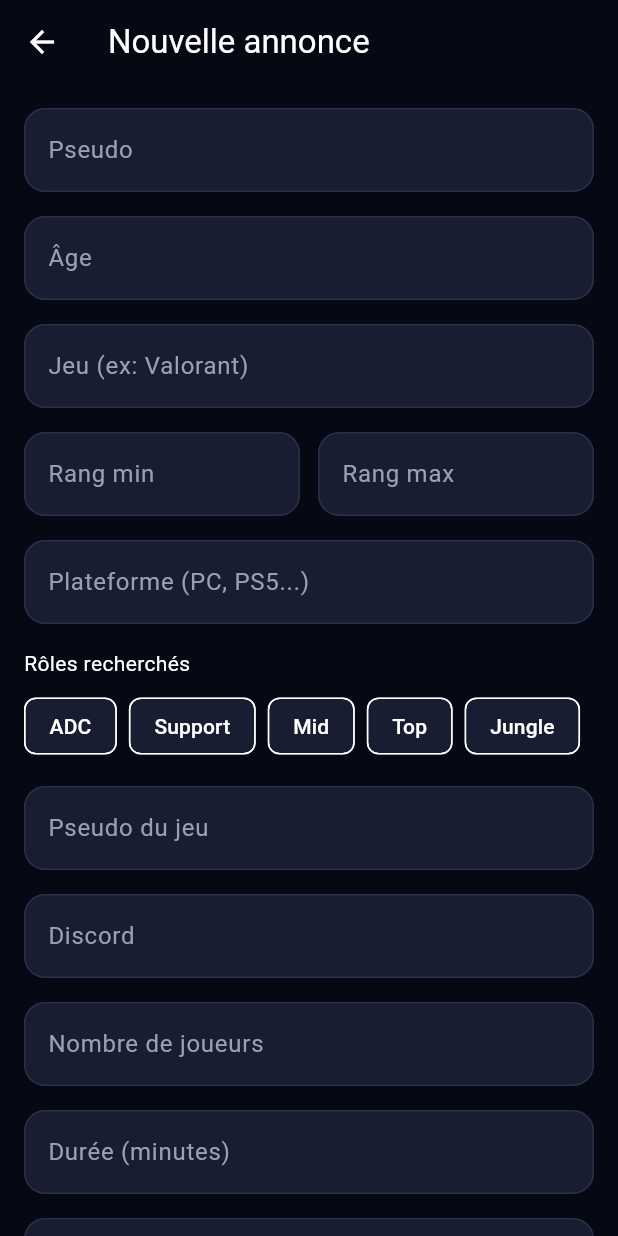
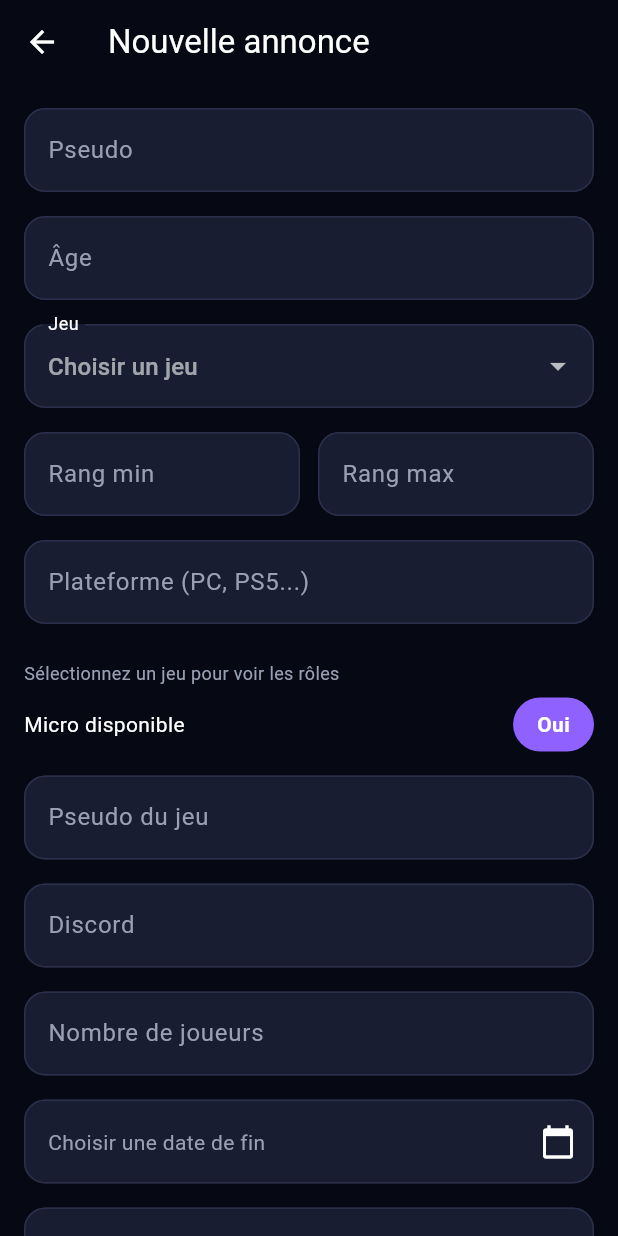
Before and after one commit to nassimdjemaipr-dot/find_your_team, a Flutter app: the CreerAnnoncePage screen opened directly, on a phone screen of 412 x 824 dp. Run offline on Flutter 3.47's test engine with Material 3 defaults, Android fonts, the phone set to English and light mode, and no system bars; our stand-ins replace cloud_firestore, firebase_core; accounts and stored records are empty.

Commit message:
ajt page de création d'annonces

```diff
--- a/lib/features/annonces/presentation/pages/creer_annonce_page.dart
+++ b/lib/features/annonces/presentation/pages/creer_annonce_page.dart
@@ -17,40 +17,64 @@ class _CreerAnnoncePageState extends State<CreerAnnoncePage> {
 
   final _pseudoController = TextEditingController();
   final _ageController = TextEditingController();
-  final _jeuController = TextEditingController();
   final _rangMinController = TextEditingController();
   final _rangMaxController = TextEditingController();
   final _plateformeController = TextEditingController();
   final _pseudoJeuController = TextEditingController();
   final _discordController = TextEditingController();
   final _nombreJoueursController = TextEditingController();
-  final _dureeMinutesController = TextEditingController();
   final _descriptionController = TextEditingController();
 
+  String? _jeuSelectionne;
   final List<String> _rolesSelectionnees = [];
-  final List<String> _rolesDisponibles = ['ADC', 'Support', 'Mid', 'Top', 'Jungle'];
+  DateTime? _dateFinAnnonce;
+  bool _microDisponible = true;
+
+  final List<String> _jeux = [
+    'Valorant',
+    'League of Legends',
+    'Counter-Strike 2',
+    'Rocket League'
+  ];
+
+  final Map<String, List<String>> _rolesParJeu = {
+    'Valorant': ['Duelliste', 'Initiateur', 'Contrôleur', 'Sentinelle'],
+    'League of Legends': ['Top', 'Jungle', 'Mid', 'ADC', 'Support'],
+    'Counter-Strike 2': ['Entry', 'AWP', 'Support', 'IGL', 'Rifler'],
+    'Rocket League': ['2v2', '3v3'],
+  };
 
   @override
   void dispose() {
     _pseudoController.dispose();
     _ageController.dispose();
-    _jeuController.dispose();
     _rangMinController.dispose();
     _rangMaxController.dispose();
     _plateformeController.dispose();
     _pseudoJeuController.dispose();
     _discordController.dispose();
     _nombreJoueursController.dispose();
-    _dureeMinutesController.dispose();
     _descriptionController.dispose();
     super.dispose();
   }
 
   Future<void> _soumettre() async {
     if (!_formKey.currentState!.validate()) return;
+    if (_jeuSelectionne == null) {
+      ScaffoldMessenger.of(context).showSnackBar(
+        const SnackBar(content: Text('Sélectionnez un jeu')),
+      );
+      return;
+    }
     if (_rolesSelectionnees.isEmpty) {
       ScaffoldMessenger.of(context).showSnackBar(
         const SnackBar(content: Text('Sélectionnez au moins un rôle')),
+      );
+      return;
+    }
+    if (_dateFinAnnonce == null) {
+      ScaffoldMessenger.of(context).showSnackBar(
+        const SnackBar(content: Text('Sélectionnez une date de fin')),
       );
       return;
     }
@@ -58,20 +82,22 @@ class _CreerAnnoncePageState extends State<CreerAnnoncePage> {
     setState(() => _isLoading = true);
 
     try {
+      final dureeMinutes = _dateFinAnnonce!.difference(DateTime.now()).inMinutes;
+
       final annonce = Annonce(
         id: '',
         pseudo: _pseudoController.text,
         age: int.parse(_ageController.text),
-        jeu: _jeuController.text,
+        jeu: _jeuSelectionne!,
         rangMin: _rangMinController.text,
         rangMax: _rangMaxController.text,
         plateforme: _plateformeController.text,
         roles: _rolesSelectionnees,
-        micro: true,
+        micro: _microDisponible,
         pseudoJeu: _pseudoJeuController.text,
         discord: _discordController.text,
         nombreJoueurs: int.parse(_nombreJoueursController.text),
-        dureeMinutes: int.parse(_dureeMinutesController.text),
+        dureeMinutes: dureeMinutes > 0 ? dureeMinutes : 60,
         description: _descriptionController.text,
         dateCreation: DateTime.now(),
       );
@@ -97,12 +123,16 @@ class _CreerAnnoncePageState extends State<CreerAnnoncePage> {
 
   @override
   Widget build(BuildContext context) {
+    final rolesDisponibles = _jeuSelectionne != null
+        ? _rolesParJeu[_jeuSelectionne] ?? []
+        : [];
+
     return Scaffold(
       appBar: AppBar(
         title: const Text('Nouvelle annonce'),
       ),
       body: SingleChildScrollView(
-        padding: const EdgeInsets.all(16),
+        padding: const EdgeInsets.fromLTRB(16, 16, 16, 32),
         child: Form(
           key: _formKey,
           child: Column(
@@ -121,10 +151,23 @@ class _CreerAnnoncePageState extends State<CreerAnnoncePage> {
                 validator: (v) => v?.isEmpty ?? true ? 'Requis' : null,
               ),
               const SizedBox(height: 16),
-              TextFormField(
-                controller: _jeuController,
-                decoration: const InputDecoration(hintText: 'Jeu (ex: Valorant)'),
-                validator: (v) => v?.isEmpty ?? true ? 'Requis' : null,
+              DropdownButtonFormField<String>(
+                value: _jeuSelectionne,
+                decoration: const InputDecoration(
+                  hintText: 'Choisir un jeu',
+                  labelText: 'Jeu',
+                ),
+                isExpanded: true,
+                items: _jeux
+                    .map((jeu) => DropdownMenuItem(value: jeu, child: Text(jeu)))
+                    .toList(),
+                onChanged: (jeu) {
+                  setState(() {
+                    _jeuSelectionne = jeu;
+                    _rolesSelectionnees.clear();
+                  });
+                },
+                validator: (v) => v == null ? 'Sélectionnez un jeu' : null,
               ),
               const SizedBox(height: 16),
               Row(
@@ -149,15 +192,18 @@ class _CreerAnnoncePageState extends State<CreerAnnoncePage> {
               const SizedBox(height: 16),
               TextFormField(
                 controller: _plateformeController,
-                decoration: const InputDecoration(hintText: 'Plateforme (PC, PS5...)'),
+                decoration:
+                    const InputDecoration(hintText: 'Plateforme (PC, PS5...)'),
                 validator: (v) => v?.isEmpty ?? true ? 'Requis' : null,
               ),
               const SizedBox(height: 16),
-              const Text('Rôles recherchés', style: TextStyle(fontSize: 14)),
+              if (_jeuSelectionne != null) ...[
+                const Text('Rôles recherchés',
+                    style: TextStyle(fontSize: 14)),
                 const SizedBox(height: 8),
                 Wrap(
                   spacing: 8,
-                children: _rolesDisponibles.map((role) {
+                  children: rolesDisponibles.map((role) {
                     final isSelected = _rolesSelectionnees.contains(role);
                     return FilterChip(
                       label: Text(role),
@@ -173,6 +219,38 @@ class _CreerAnnoncePageState extends State<CreerAnnoncePage> {
                       },
                     );
                   }).toList(),
+                ),
+                const SizedBox(height: 16),
+              ] else
+                const Padding(
+                  padding: EdgeInsets.symmetric(vertical: 8),
+                  child: Text('Sélectionnez un jeu pour voir les rôles',
+                      style: TextStyle(color: AppTheme.texteDoux, fontSize: 12)),
+                ),
+              Row(
+                children: [
+                  const Text('Micro disponible',
+                      style: TextStyle(fontSize: 14)),
+                  const Spacer(),
+                  GestureDetector(
+                    onTap: () => setState(() => _microDisponible = !_microDisponible),
+                    child: Container(
+                      padding: const EdgeInsets.symmetric(
+                          horizontal: 16, vertical: 8),
+                      decoration: BoxDecoration(
+                        color: _microDisponible ? AppTheme.violet : AppTheme.bordure,
+                        borderRadius: BorderRadius.circular(20),
+                      ),
+                      child: Text(
+                        _microDisponible ? 'Oui' : 'Non',
+                        style: const TextStyle(
+                          color: Colors.white,
+                          fontWeight: FontWeight.bold,
+                        ),
+                      ),
+                    ),
+                  ),
+                ],
               ),
               const SizedBox(height: 16),
               TextFormField(
@@ -194,11 +272,34 @@ class _CreerAnnoncePageState extends State<CreerAnnoncePage> {
                 validator: (v) => v?.isEmpty ?? true ? 'Requis' : null,
               ),
               const SizedBox(height: 16),
-              TextFormField(
-                controller: _dureeMinutesController,
-                decoration: const InputDecoration(hintText: 'Durée (minutes)'),
-                keyboardType: TextInputType.number,
-                validator: (v) => v?.isEmpty ?? true ? 'Requis' : null,
+              InkWell(
+                onTap: () async {
+                  final picked = await showDatePicker(
+                    context: context,
+                    initialDate: DateTime.now().add(const Duration(days: 1)),
+                    firstDate: DateTime.now(),
+                    lastDate: DateTime.now().add(const Duration(days: 30)),
+                  );
+                  if (picked != null) {
+                    setState(() => _dateFinAnnonce = picked);
+                  }
+                },
+                child: InputDecorator(
+                  decoration: const InputDecoration(
+                    hintText: 'Date de fin de l\'annonce',
+                    suffixIcon: Icon(Icons.calendar_today),
+                  ),
+                  child: Text(
+                    _dateFinAnnonce != null
+                        ? '${_dateFinAnnonce!.day}/${_dateFinAnnonce!.month}/${_dateFinAnnonce!.year}'
+                        : 'Choisir une date de fin',
+                    style: TextStyle(
+                      color: _dateFinAnnonce != null
+                          ? Colors.white
+                          : AppTheme.texteDoux,
+                    ),
+                  ),
+                ),
               ),
               const SizedBox(height: 16),
               TextFormField(
@@ -223,12 +324,17 @@ class _CreerAnnoncePageState extends State<CreerAnnoncePage> {
                           width: 20,
                           child: CircularProgressIndicator(
                             strokeWidth: 2,
-                            valueColor: AlwaysStoppedAnimation<Color>(Colors.white),
+                            valueColor:
+                                AlwaysStoppedAnimation<Color>(Colors.white),
                           ),
                         )
                       : const Text(
-                          'Publier l\'annonce',
-                          style: TextStyle(fontSize: 16, fontWeight: FontWeight.bold),
+                          'Valider',
+                          style: TextStyle(
+                            fontSize: 16,
+                            fontWeight: FontWeight.bold,
+                            color: Colors.white,
+                          ),
                         ),
                 ),
               ),
```
Also changed, not shown: lib/features/annonces/presentation/pages/fil_annonces_page.dart (+34 -20 lines). Lines whose indentation alone changed are shown as unchanged.
